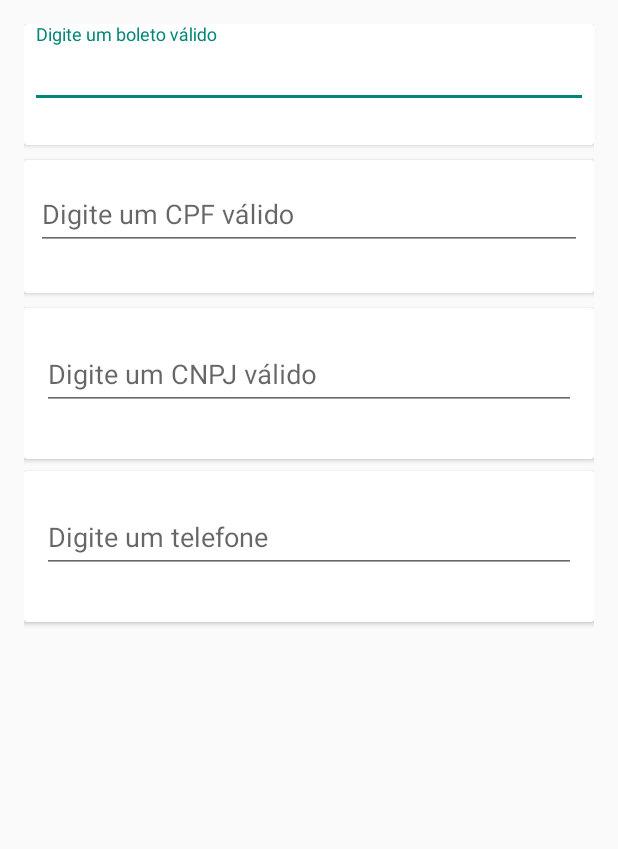
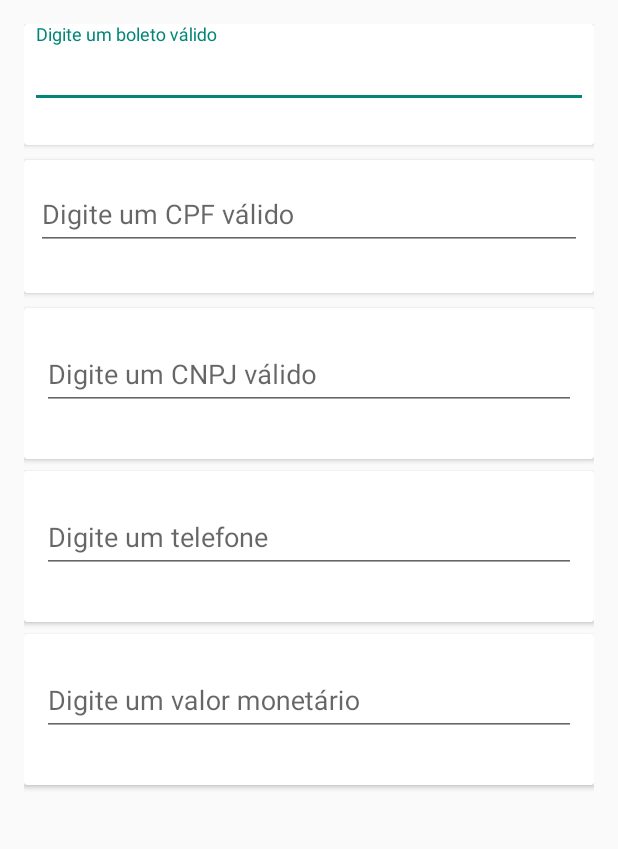
Before and after one commit to concretesolutions/canarinho, an Android app: the screen it shows after launch (DemoWatchersActivity), on a phone screen of 412 x 824 dp, the part 84-933 px from its top. Run offline under Robolectric (Android 15) with nearby library versions, the phone set to English and light mode, and no system bars.

Commit message:
Incluído watcher de valor monetário

```diff
--- a/library/build.gradle
+++ b/library/build.gradle
@@ -11,7 +11,7 @@ ext {
     libraryDescription = 'Utilitários Android para padrões Brasileiros'
     siteUrl = 'https://github.com/cs-victor-nascimento/canarinho'
     gitUrl = 'https://github.com/cs-victor-nascimento/canarinho.git'
-    libraryVersion = '0.0.3'
+    libraryVersion = '0.0.4'
 
     developerId = 'cs-victor-nascimento'
     developerName = 'Victor Oliveira Nascimento'
@@ -37,6 +37,4 @@ android {
 dependencies {
 }
 
-if (new File('../local.properties').exists()) {
-    apply from: 'publica.gradle'
-}
+apply from: '../publica.gradle'
--- a/library/src/main/java/br/com/concretesolutions/canarinho/watcher/TelefoneTextWatcher.java
+++ b/library/src/main/java/br/com/concretesolutions/canarinho/watcher/TelefoneTextWatcher.java
@@ -47,6 +47,7 @@ public final class TelefoneTextWatcher implements TextWatcher {
 
     @Override
     public void afterTextChanged(Editable s) {
+
         if (mudancaInterna)
             return;
 
--- a/library/publica.gradle
+++ b/publica.gradle
@@ -32,7 +32,6 @@ install {
                 connection gitUrl
                 developerConnection gitUrl
                 url siteUrl
-
             }
         }
     }
--- a/sample/src/main/java/br/com/concretesolutions/canarinho/sample/DemoWatchersActivity.java
+++ b/sample/src/main/java/br/com/concretesolutions/canarinho/sample/DemoWatchersActivity.java
@@ -11,6 +11,7 @@ import br.com.concretesolutions.canarinho.validator.Validador;
 import br.com.concretesolutions.canarinho.watcher.BoletoBancarioTextWatcher;
 import br.com.concretesolutions.canarinho.watcher.MascaraNumericaTextWatcher;
 import br.com.concretesolutions.canarinho.watcher.TelefoneTextWatcher;
+import br.com.concretesolutions.canarinho.watcher.ValorMonetarioWatcher;
 import br.com.concretesolutions.canarinho.watcher.evento.EventoDeValidacao;
 
 /** */
@@ -20,6 +21,9 @@ public class DemoWatchersActivity extends AppCompatActivity {
     private EditText editCPF;
     private EditText editCNPJ;
     private EditText editTelefone;
+
+    private EditText editValor;
+
     private TextInputLayout editLayoutBoleto;
     private TextInputLayout editLayoutCPF;
     private TextInputLayout editLayoutCNPJ;
@@ -37,6 +41,7 @@ public class DemoWatchersActivity extends AppCompatActivity {
         editCPF = (EditText) findViewById(R.id.edit_cpf);
         editCNPJ = (EditText) findViewById(R.id.edit_cnpj);
         editTelefone = (EditText) findViewById(R.id.edit_telefone);
+        editValor = (EditText) findViewById(R.id.edit_valor);
 
         editLayoutBoleto = (TextInputLayout) findViewById(R.id.edit_layout_boleto);
         editLayoutCPF = (TextInputLayout) findViewById(R.id.edit_layout_cpf);
@@ -55,6 +60,7 @@ public class DemoWatchersActivity extends AppCompatActivity {
                 .comValidador(Validador.CNPJ)
                 .build());
         editTelefone.addTextChangedListener(new TelefoneTextWatcher(geraParaCampo(editLayoutTelefone)));
+        editValor.addTextChangedListener(new ValorMonetarioWatcher());
     }
 
     private EventoDeValidacao geraParaCampo(final TextInputLayout campo) {
--- a/sample/src/main/res/layout/demo_watcher_activity.xml
+++ b/sample/src/main/res/layout/demo_watcher_activity.xml
@@ -20,6 +20,7 @@
     </android.support.design.widget.AppBarLayout>
 
     <android.support.v4.widget.NestedScrollView
+        android:id="@+id/container"
         android:layout_width="match_parent"
         android:layout_height="match_parent"
         android:layout_gravity="fill_vertical"
@@ -70,8 +71,7 @@
                         android:layout_width="match_parent"
                         android:layout_height="wrap_content"
                         android:layout_margin="4dp"
-                        android:hint="Digite um CPF válido"
-                        android:inputType="number" />
+                        android:hint="Digite um CPF válido" />
                 </android.support.design.widget.TextInputLayout>
 
             </android.support.v7.widget.CardView>
@@ -92,8 +92,7 @@
                         android:id="@+id/edit_cnpj"
                         android:layout_width="match_parent"
                         android:layout_height="wrap_content"
-                        android:hint="Digite um CNPJ válido"
-                        android:inputType="number" />
+                        android:hint="Digite um CNPJ válido" />
                 </android.support.design.widget.TextInputLayout>
 
             </android.support.v7.widget.CardView>
@@ -114,8 +113,28 @@
                         android:id="@+id/edit_telefone"
                         android:layout_width="match_parent"
                         android:layout_height="wrap_content"
-                        android:hint="Digite um telefone"
-                        android:inputType="number" />
+                        android:hint="Digite um telefone" />
+                </android.support.design.widget.TextInputLayout>
+
+            </android.support.v7.widget.CardView>
+
+            <android.support.v7.widget.CardView
+                android:layout_width="match_parent"
+                android:layout_height="wrap_content"
+                android:layout_marginBottom="8dp">
+
+                <android.support.design.widget.TextInputLayout
+                    android:id="@+id/edit_layout_valor"
+                    android:layout_width="match_parent"
+                    android:layout_height="wrap_content"
+                    android:layout_margin="12dp"
+                    app:errorEnabled="true">
+
+                    <EditText
+                        android:id="@+id/edit_valor"
+                        android:layout_width="match_parent"
+                        android:layout_height="wrap_content"
+                        android:hint="Digite um valor monetário" />
                 </android.support.design.widget.TextInputLayout>
 
             </android.support.v7.widget.CardView>
```
Also changed, not shown: library/src/main/java/br/com/concretesolutions/canarinho/validator/ValidadorCPF.java (+3 -4 lines), library/src/main/java/br/com/concretesolutions/canarinho/watcher/ValorMonetarioWatcher.java (added, +56 -0 lines), 4 other files.
